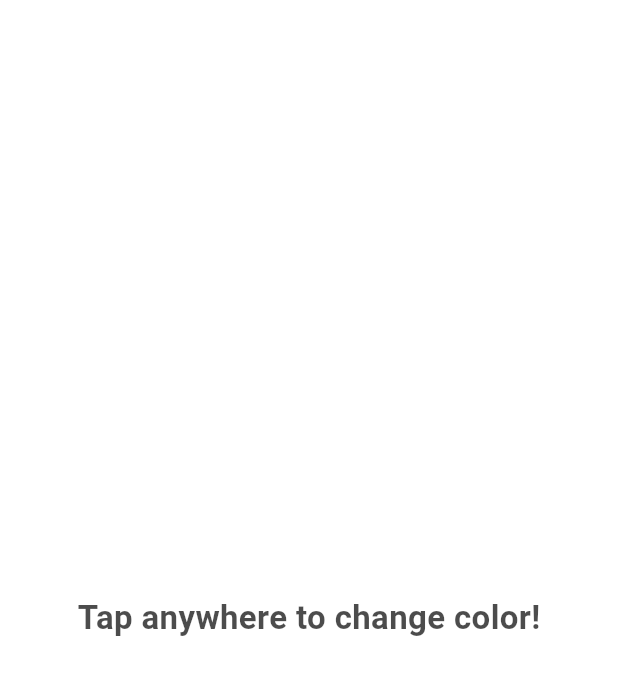
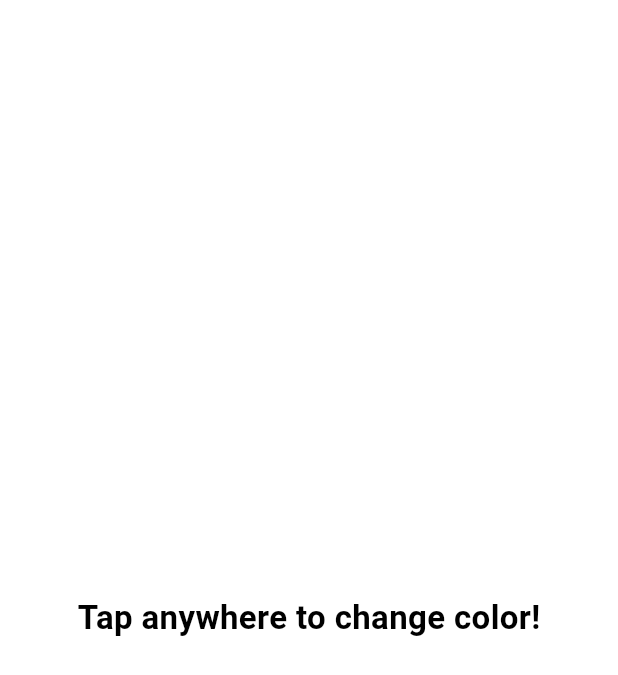
Before and after one commit to cmRejaulKarim/flutter, a Flutter app: the screen it shows after launch, on a phone screen of 412 x 824 dp. Shown: the top 675 px of the screen. Run offline on Flutter 3.47's test engine with Material 3 defaults, Android fonts, the light colour scheme and no system bars.

Commit message:
depricated code change

```diff
--- a/firstflutter/lib/main.dart
+++ b/firstflutter/lib/main.dart
@@ -55,7 +55,8 @@
             style: TextStyle(
               fontSize: 22,
               fontWeight: FontWeight.bold,
-              color: Colors.black.withOpacity(0.7),
+              color: Colors.black.withValues(),
+              // color: Colors.black.withOpacity(0.7),
             ),
           ),
         ),
```
